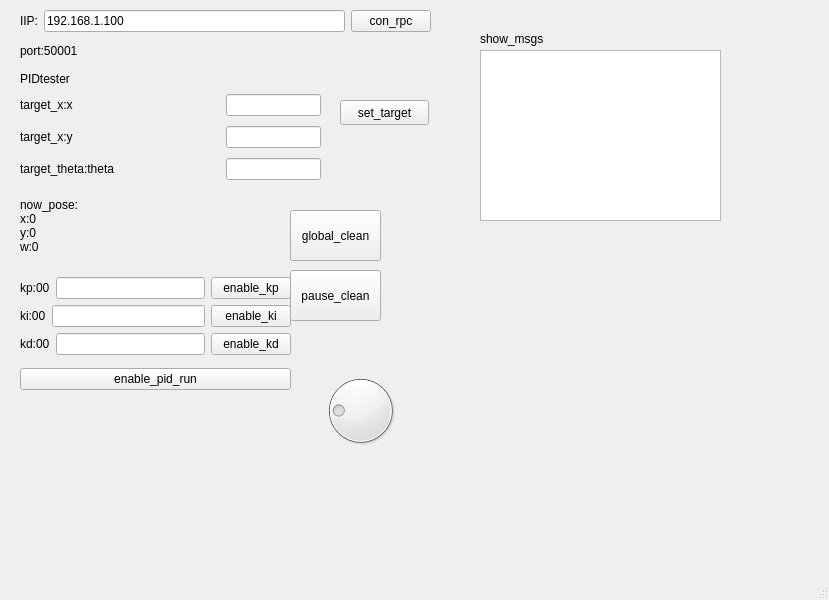
Above: mainwindow.ui from ONEICE2018/NvRpcLinuxQtDebuger before the change. Below: the same form after it.
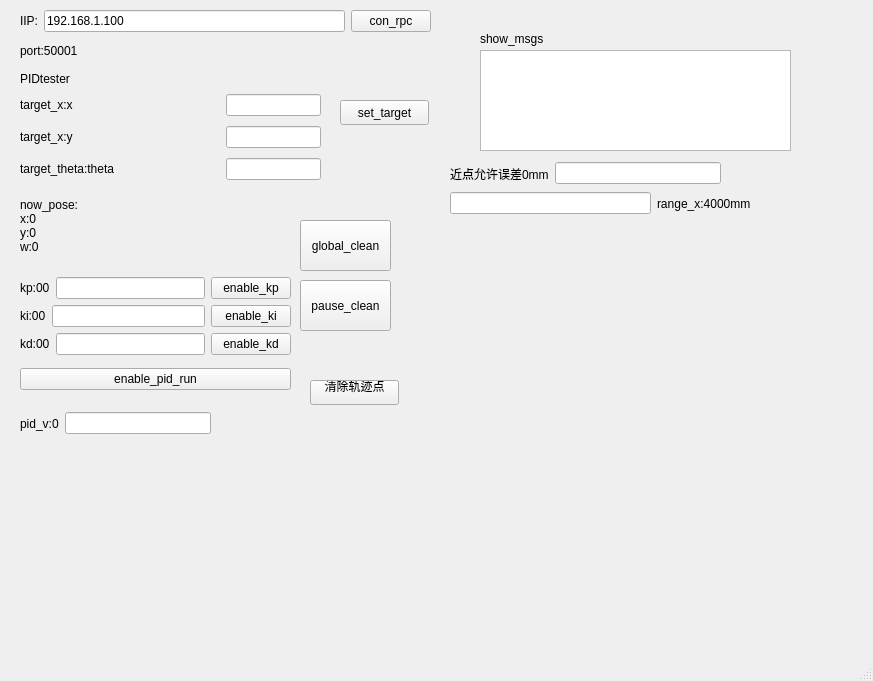
That is the form after the change. Custom widgets are drawn as their Qt base class.

Commit message: yuancheng bangong push

The edit to the form file:
```diff
--- a/mainwindow.ui
+++ b/mainwindow.ui
@@ -6,8 +6,8 @@
    <rect>
     <x>0</x>
     <y>0</y>
-    <width>829</width>
-    <height>600</height>
+    <width>873</width>
+    <height>681</height>
    </rect>
   </property>
   <property name="windowTitle">
@@ -48,8 +48,8 @@
      <rect>
       <x>480</x>
       <y>50</y>
-      <width>241</width>
-      <height>171</height>
+      <width>311</width>
+      <height>101</height>
      </rect>
     </property>
    </widget>
@@ -258,8 +258,8 @@
    <widget class="QPushButton" name="global_clean">
     <property name="geometry">
      <rect>
-      <x>290</x>
-      <y>210</y>
+      <x>300</x>
+      <y>220</y>
       <width>91</width>
       <height>51</height>
      </rect>
@@ -271,8 +271,8 @@
    <widget class="QPushButton" name="pass_clean">
     <property name="geometry">
      <rect>
-      <x>290</x>
-      <y>270</y>
+      <x>300</x>
+      <y>280</y>
       <width>91</width>
       <height>51</height>
      </rect>
@@ -334,37 +334,101 @@
      <rect>
       <x>440</x>
       <y>230</y>
-      <width>371</width>
-      <height>301</height>
+      <width>400</width>
+      <height>400</height>
      </rect>
     </property>
+    <property name="minimumSize">
+     <size>
+      <width>400</width>
+      <height>400</height>
+     </size>
+    </property>
+    <property name="maximumSize">
+     <size>
+      <width>400</width>
+      <height>400</height>
+     </size>
+    </property>
    </widget>
-   <widget class="QDial" name="show_now_angle">
-    <property name="enabled">
-     <bool>true</bool>
+   <widget class="QWidget" name="layoutWidget">
+    <property name="geometry">
+     <rect>
+      <x>450</x>
+      <y>190</y>
+      <width>301</width>
+      <height>27</height>
+     </rect>
     </property>
+    <layout class="QHBoxLayout" name="horizontalLayout_9">
+     <item>
+      <widget class="QLineEdit" name="set_map_x_range"/>
+     </item>
+     <item>
+      <widget class="QLabel" name="show_map_x_range">
+       <property name="text">
+        <string>range_x:4000mm</string>
+       </property>
+      </widget>
+     </item>
+    </layout>
+   </widget>
+   <widget class="QWidget" name="layoutWidget">
+    <property name="geometry">
+     <rect>
+      <x>20</x>
+      <y>410</y>
+      <width>191</width>
+      <height>27</height>
+     </rect>
+    </property>
+    <layout class="QHBoxLayout" name="horizontalLayout_10">
+     <item>
+      <widget class="QLabel" name="text_pid_v">
+       <property name="text">
+        <string>pid_v:0</string>
+       </property>
+      </widget>
+     </item>
+     <item>
+      <widget class="QLineEdit" name="set_pid_v"/>
+     </item>
+    </layout>
+   </widget>
+   <widget class="QWidget" name="layoutWidget_2">
+    <property name="geometry">
+     <rect>
+      <x>450</x>
+      <y>160</y>
+      <width>271</width>
+      <height>27</height>
+     </rect>
+    </property>
+    <layout class="QHBoxLayout" name="horizontalLayout_11">
+     <item>
+      <widget class="QLabel" name="text_allow_erro">
+       <property name="text">
+        <string>近点允许误差0mm</string>
+       </property>
+      </widget>
+     </item>
+     <item>
+      <widget class="QLineEdit" name="set_allow_erro"/>
+     </item>
+    </layout>
+   </widget>
+   <widget class="QPushButton" name="clean_history">
     <property name="geometry">
      <rect>
       <x>310</x>
-      <y>370</y>
-      <width>101</width>
-      <height>81</height>
+      <y>380</y>
+      <width>89</width>
+      <height>25</height>
      </rect>
     </property>
-    <property name="maximum">
-     <number>360</number>
-    </property>
-    <property name="value">
-     <number>90</number>
-    </property>
-    <property name="wrapping">
-     <bool>true</bool>
-    </property>
-    <property name="notchTarget">
-     <double>30.000000000000000</double>
-    </property>
-    <property name="notchesVisible">
-     <bool>false</bool>
+    <property name="text">
+     <string>清除轨迹点
+</string>
     </property>
    </widget>
   </widget>
```
Left out of the diff: 4 changed lines with no effect on the pictures. The commit also changes 6 other files.
